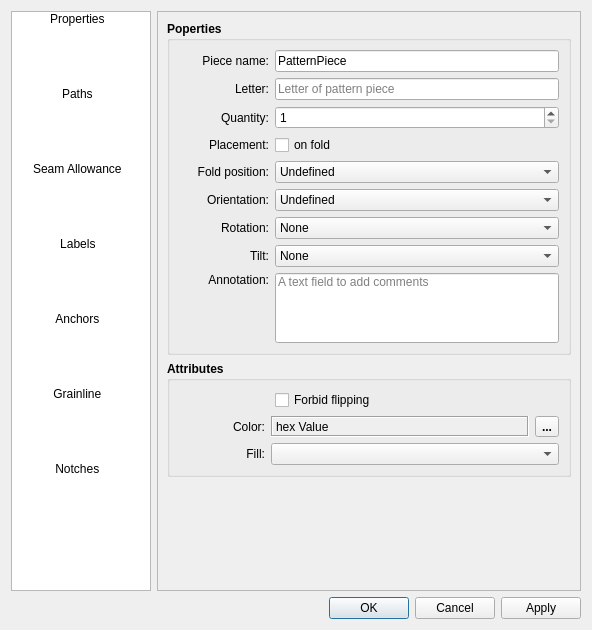
The window that src/libs/vtools/dialogs/tools/piece/pattern_piece_dialog.ui (FashionFreedom/Seamly2D) describes before a commit, drawn with Qt 5.
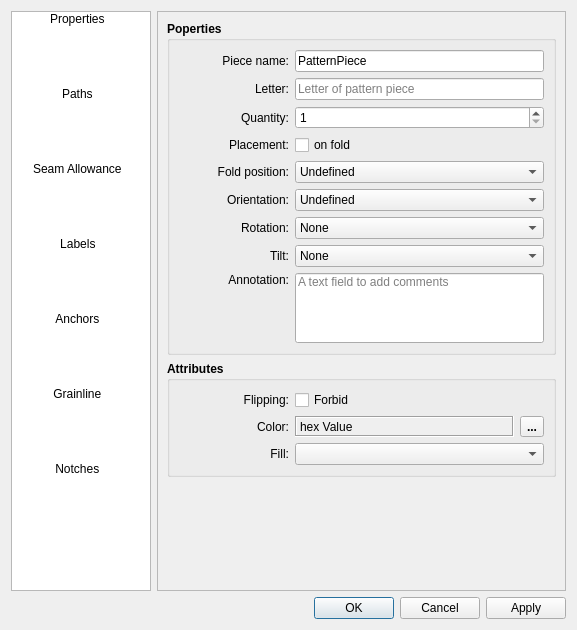
The same window after the commit. The open tabs and pages were chosen to show the change. Icons and pictures are not drawn. Custom widgets are drawn as their Qt base class.

```diff
--- a/src/libs/vtools/dialogs/tools/piece/pattern_piece_dialog.ui
+++ b/src/libs/vtools/dialogs/tools/piece/pattern_piece_dialog.ui
@@ -6,7 +6,7 @@
    <rect>
     <x>0</x>
     <y>0</y>
-    <width>592</width>
+    <width>577</width>
     <height>630</height>
    </rect>
   </property>
@@ -333,12 +333,12 @@
            </property>
            <layout class="QVBoxLayout" name="verticalLayout_31">
             <item>
-             <layout class="QHBoxLayout" name="horizontalLayout_33">
-              <item>
+             <layout class="QGridLayout" name="properties_GridLayout" columnminimumwidth="110,100">
+              <item row="0" column="0">
                <widget class="QLabel" name="editName_Label">
                 <property name="minimumSize">
                  <size>
-                  <width>90</width>
+                  <width>110</width>
                   <height>0</height>
                  </size>
                 </property>
@@ -356,11 +356,11 @@
                 </property>
                </widget>
               </item>
-              <item>
+              <item row="0" column="1">
                <widget class="VLineEdit" name="pieceName_LineEdit">
                 <property name="minimumSize">
                  <size>
-                  <width>0</width>
+                  <width>100</width>
                   <height>0</height>
                  </size>
                 </property>
@@ -381,15 +381,11 @@
                 </property>
                </widget>
               </item>
-             </layout>
-            </item>
-            <item>
-             <layout class="QHBoxLayout" name="horizontalLayout_34">
-              <item>
+              <item row="1" column="0">
                <widget class="QLabel" name="label_12">
                 <property name="minimumSize">
                  <size>
-                  <width>90</width>
+                  <width>110</width>
                   <height>0</height>
                  </size>
                 </property>
@@ -407,11 +403,11 @@
                 </property>
                </widget>
               </item>
-              <item>
+              <item row="1" column="1">
                <widget class="VLineEdit" name="letter_LineEdit">
                 <property name="minimumSize">
                  <size>
-                  <width>0</width>
+                  <width>100</width>
                   <height>0</height>
                  </size>
                 </property>
@@ -429,15 +425,11 @@
                 </property>
                </widget>
               </item>
-             </layout>
-            </item>
-            <item>
-             <layout class="QHBoxLayout" name="horizontalLayout_35">
-              <item>
+              <item row="2" column="0">
                <widget class="QLabel" name="labelQuantity_2">
                 <property name="minimumSize">
                  <size>
-                  <width>90</width>
+                  <width>110</width>
                   <height>0</height>
                  </size>
                 </property>
@@ -455,7 +447,7 @@
                 </property>
                </widget>
               </item>
-              <item>
+              <item row="2" column="1">
                <widget class="QSpinBox" name="quantity_SpinBox">
                 <property name="sizePolicy">
                  <sizepolicy hsizetype="Expanding" vsizetype="Fixed">
@@ -465,7 +457,7 @@
                 </property>
                 <property name="minimumSize">
                  <size>
-                  <width>0</width>
+                  <width>100</width>
                   <height>0</height>
                  </size>
                 </property>
@@ -486,15 +478,11 @@
                 </property>
                </widget>
               </item>
-             </layout>
-            </item>
-            <item>
-             <layout class="QHBoxLayout" name="horizontalLayout_36">
-              <item>
+              <item row="3" column="0">
                <widget class="QLabel" name="label_15">
                 <property name="minimumSize">
                  <size>
-                  <width>90</width>
+                  <width>110</width>
                   <height>0</height>
                  </size>
                 </property>
@@ -512,8 +500,14 @@
                 </property>
                </widget>
               </item>
-              <item>
+              <item row="3" column="1">
                <widget class="QCheckBox" name="fold_CheckBox">
+                <property name="minimumSize">
+                 <size>
+                  <width>100</width>
+                  <height>0</height>
+                 </size>
+                </property>
                 <property name="font">
                  <font>
                   <pointsize>9</pointsize>
@@ -525,28 +519,11 @@
                 </property>
                </widget>
               </item>
-              <item>
-               <spacer name="horizontalSpacer_15">
-                <property name="orientation">
-                 <enum>Qt::Horizontal</enum>
-                </property>
-                <property name="sizeHint" stdset="0">
-                 <size>
-                  <width>40</width>
-                  <height>20</height>
-                 </size>
-                </property>
-               </spacer>
-              </item>
-             </layout>
-            </item>
-            <item>
-             <layout class="QHBoxLayout" name="horizontalLayout_37">
-              <item>
+              <item row="4" column="0">
                <widget class="QLabel" name="label_20">
                 <property name="minimumSize">
                  <size>
-                  <width>90</width>
+                  <width>110</width>
                   <height>0</height>
                  </size>
                 </property>
@@ -564,7 +541,7 @@
                 </property>
                </widget>
               </item>
-              <item>
+              <item row="4" column="1">
                <widget class="QComboBox" name="foldPosition_ComboBox">
                 <property name="sizePolicy">
                  <sizepolicy hsizetype="Expanding" vsizetype="Fixed">
@@ -574,7 +551,7 @@
                 </property>
                 <property name="minimumSize">
                  <size>
-                  <width>0</width>
+                  <width>100</width>
                   <height>0</height>
                  </size>
                 </property>
@@ -601,15 +578,11 @@
                 </item>
                </widget>
               </item>
-             </layout>
-            </item>
-            <item>
-             <layout class="QHBoxLayout" name="horizontalLayout_38">
-              <item>
+              <item row="5" column="0">
                <widget class="QLabel" name="label_17">
                 <property name="minimumSize">
                  <size>
-                  <width>90</width>
+                  <width>110</width>
                   <height>0</height>
                  </size>
                 </property>
@@ -627,7 +600,7 @@
                 </property>
                </widget>
               </item>
-              <item>
+              <item row="5" column="1">
                <widget class="QComboBox" name="orientation_ComboBox">
                 <property name="sizePolicy">
                  <sizepolicy hsizetype="Expanding" vsizetype="Fixed">
@@ -637,7 +610,7 @@
                 </property>
                 <property name="minimumSize">
                  <size>
-                  <width>0</width>
+                  <width>100</width>
                   <height>0</height>
                  </size>
                 </property>
@@ -664,15 +637,11 @@
                 </item>
                </widget>
               </item>
-             </layout>
-            </item>
-            <item>
-             <layout class="QHBoxLayout" name="horizontalLayout_39">
-              <item>
+              <item row="6" column="0">
                <widget class="QLabel" name="label_18">
                 <property name="minimumSize">
                  <size>
-                  <width>90</width>
+                  <width>110</width>
                   <height>0</height>
                  </size>
                 </property>
@@ -690,7 +659,7 @@
                 </property>
                </widget>
               </item>
-              <item>
+              <item row="6" column="1">
                <widget class="QComboBox" name="rotation_ComboBox">
                 <property name="sizePolicy">
                  <sizepolicy hsizetype="Expanding" vsizetype="Fixed">
@@ -700,7 +669,7 @@
                 </property>
                 <property name="minimumSize">
                  <size>
-                  <width>0</width>
+                  <width>100</width>
                   <height>0</height>
                  </size>
                 </property>
@@ -737,15 +706,11 @@
                 </item>
                </widget>
               </item>
-             </layout>
-            </item>
-            <item>
-             <layout class="QHBoxLayout" name="horizontalLayout_40">
-              <item>
+              <item row="7" column="0">
                <widget class="QLabel" name="label_19">
                 <property name="minimumSize">
                  <size>
-                  <width>90</width>
+                  <width>110</width>
                   <height>0</height>
                  </size>
                 </property>
@@ -763,7 +728,7 @@
                 </property>
                </widget>
               </item>
-              <item>
+              <item row="7" column="1">
                <widget class="QComboBox" name="tilt_ComboBox">
                 <property name="sizePolicy">
                  <sizepolicy hsizetype="Expanding" vsizetype="Fixed">
@@ -773,7 +738,7 @@
                 </property>
                 <property name="minimumSize">
                  <size>
-                  <width>0</width>
+                  <width>100</width>
                   <height>0</height>
                  </size>
                 </property>
@@ -800,15 +765,11 @@
                 </item>
                </widget>
               </item>
-             </layout>
-            </item>
-            <item>
-             <layout class="QHBoxLayout" name="horizontalLayout_41">
-              <item>
+              <item row="8" column="0">
                <widget class="QLabel" name="label_16">
                 <property name="minimumSize">
                  <size>
-                  <width>90</width>
+                  <width>110</width>
                   <height>0</height>
                  </size>
                 </property>
@@ -826,7 +787,7 @@
                 </property>
                </widget>
               </item>
-              <item>
+              <item row="8" column="1">
                <widget class="VLineEdit" name="annotation_LineEdit">
                 <property name="sizePolicy">
                  <sizepolicy hsizetype="Expanding" vsizetype="Preferred">
@@ -836,7 +797,7 @@
                 </property>
                 <property name="minimumSize">
                  <size>
-                  <width>0</width>
+                  <width>100</width>
                   <height>70</height>
                  </size>
                 </property>
@@ -881,8 +842,8 @@
            </property>
            <layout class="QVBoxLayout" name="verticalLayout_18">
             <item>
-             <layout class="QHBoxLayout" name="horizontalLayout_42">
-              <item>
+             <layout class="QGridLayout" name="attributes_GridLayout" columnminimumwidth="110,100">
+              <item row="0" column="0">
                <widget class="QLabel" name="pieceForbidFlip_Label">
                 <property name="sizePolicy">
                  <sizepolicy hsizetype="Preferred" vsizetype="Preferred">
@@ -892,7 +853,7 @@
                 </property>
                 <property name="minimumSize">
                  <size>
-                  <width>90</width>
+                  <width>110</width>
                   <height>0</height>
                  </size>
                 </property>
@@ -903,18 +864,24 @@
                  </font>
                 </property>
                 <property name="text">
-                 <string/>
+                 <string>Flipping:</string>
                 </property>
                 <property name="alignment">
                  <set>Qt::AlignRight|Qt::AlignTrailing|Qt::AlignVCenter</set>
                 </property>
                </widget>
               </item>
-              <item>
+              <item row="0" column="1">
                <widget class="QCheckBox" name="forbidFlipping_CheckBox">
+                <property name="sizePolicy">
+                 <sizepolicy hsizetype="Preferred" vsizetype="Fixed">
+                  <horstretch>0</horstretch>
+                  <verstretch>0</verstretch>
+                 </sizepolicy>
+                </property>
                 <property name="minimumSize">
                  <size>
-                  <width>180</width>
+                  <width>100</width>
                   <height>0</height>
                  </size>
                 </property>
@@ -928,28 +895,11 @@
                  <string>Forbid piece be mirrored in a layout.</string>
                 </property>
                 <property name="text">
-                 <string>Forbid flipping</string>
+                 <string>Forbid</string>
                 </property>
                </widget>
               </item>
-              <item>
-               <spacer name="horizontalSpacer_23">
-                <property name="orientation">
-                 <enum>Qt::Horizontal</enum>
-                </property>
-                <property name="sizeHint" stdset="0">
-                 <size>
-                  <width>40</width>
-                  <height>20</height>
-                 </size>
-                </property>
-               </spacer>
-              </item>
-             </layout>
-            </item>
-            <item>
-             <layout class="QHBoxLayout" name="horizontalLayout_5">
-              <item>
+              <item row="1" column="0">
                <widget class="QLabel" name="pieceColor_Label">
                 <property name="sizePolicy">
                  <sizepolicy hsizetype="Preferred" vsizetype="Preferred">
@@ -959,7 +909,7 @@
                 </property>
                 <property name="minimumSize">
                  <size>
-                  <width>86</width>
+                  <width>110</width>
                   <height>0</height>
                  </size>
                 </property>
@@ -977,6 +927,8 @@
                 </property>
                </widget>
               </item>
+              <item row="1" column="1">
+               <layout class="QHBoxLayout" name="horizontalLayout_5">
               <item>
                <widget class="QLabel" name="color_Label">
                 <property name="sizePolicy">
@@ -987,7 +939,7 @@
                 </property>
                 <property name="minimumSize">
                  <size>
-                  <width>155</width>
+                    <width>80</width>
                   <height>0</height>
                  </size>
                 </property>
@@ -1024,9 +976,7 @@
               </item>
              </layout>
             </item>
-            <item>
-             <layout class="QHBoxLayout" name="horizontalLayout_32">
-              <item>
+              <item row="2" column="0">
                <widget class="QLabel" name="pieceFill_Label">
                 <property name="sizePolicy">
                  <sizepolicy hsizetype="Preferred" vsizetype="Preferred">
@@ -1036,7 +986,7 @@
                 </property>
                 <property name="minimumSize">
                  <size>
-                  <width>86</width>
+                  <width>110</width>
                   <height>0</height>
                  </size>
                 </property>
@@ -1054,7 +1004,7 @@
                 </property>
                </widget>
               </item>
-              <item>
+              <item row="2" column="1">
                <widget class="PieceFillComboBox" name="fill_ComboBox">
                 <property name="sizePolicy">
                  <sizepolicy hsizetype="Expanding" vsizetype="Fixed">
@@ -1064,7 +1014,7 @@
                 </property>
                 <property name="minimumSize">
                  <size>
-                  <width>0</width>
+                  <width>100</width>
                   <height>0</height>
                  </size>
                 </property>
```
Left out of the diff: 100 changed lines with no effect on the pictures. Lines whose indentation alone changed are shown as unchanged.
